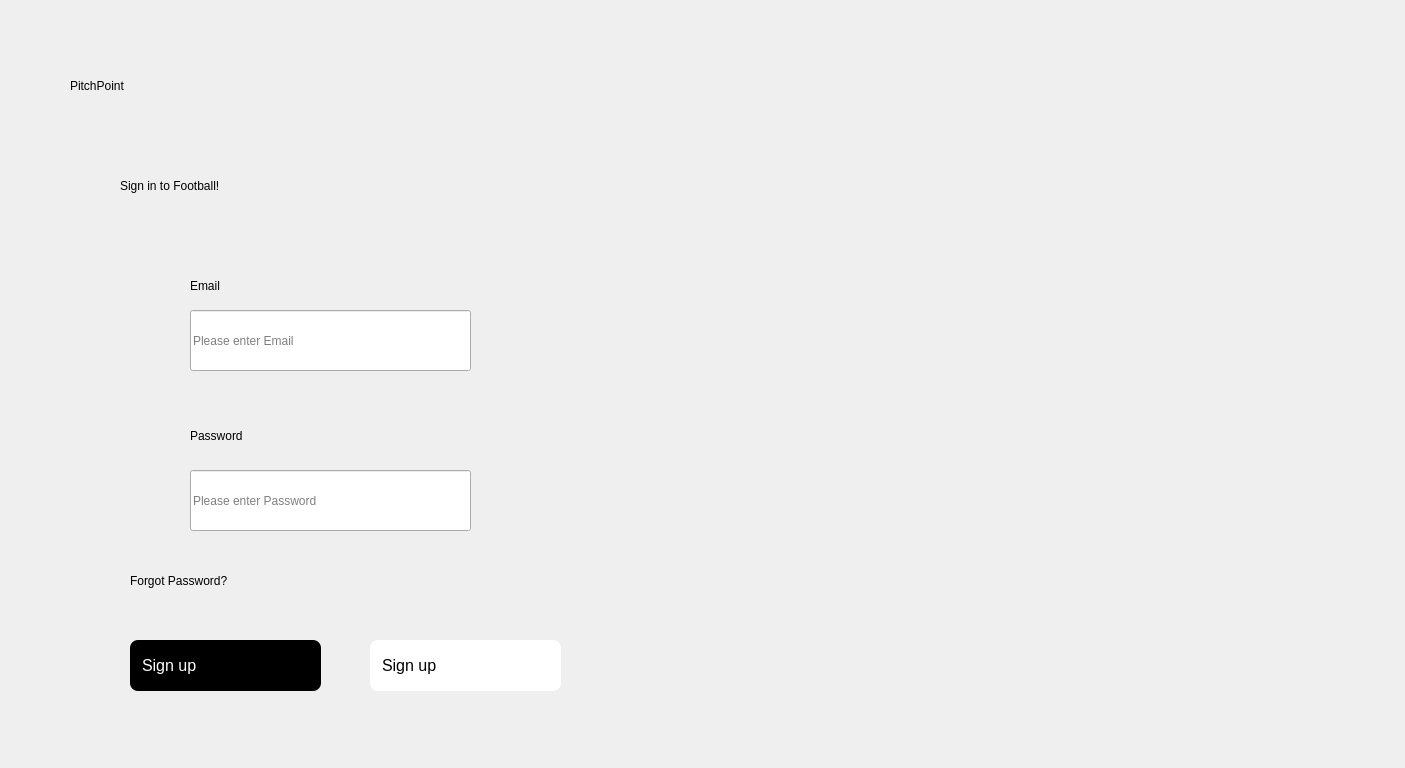
NormalHumanUserName/python-app, file ui/login.ui: the form before one commit.
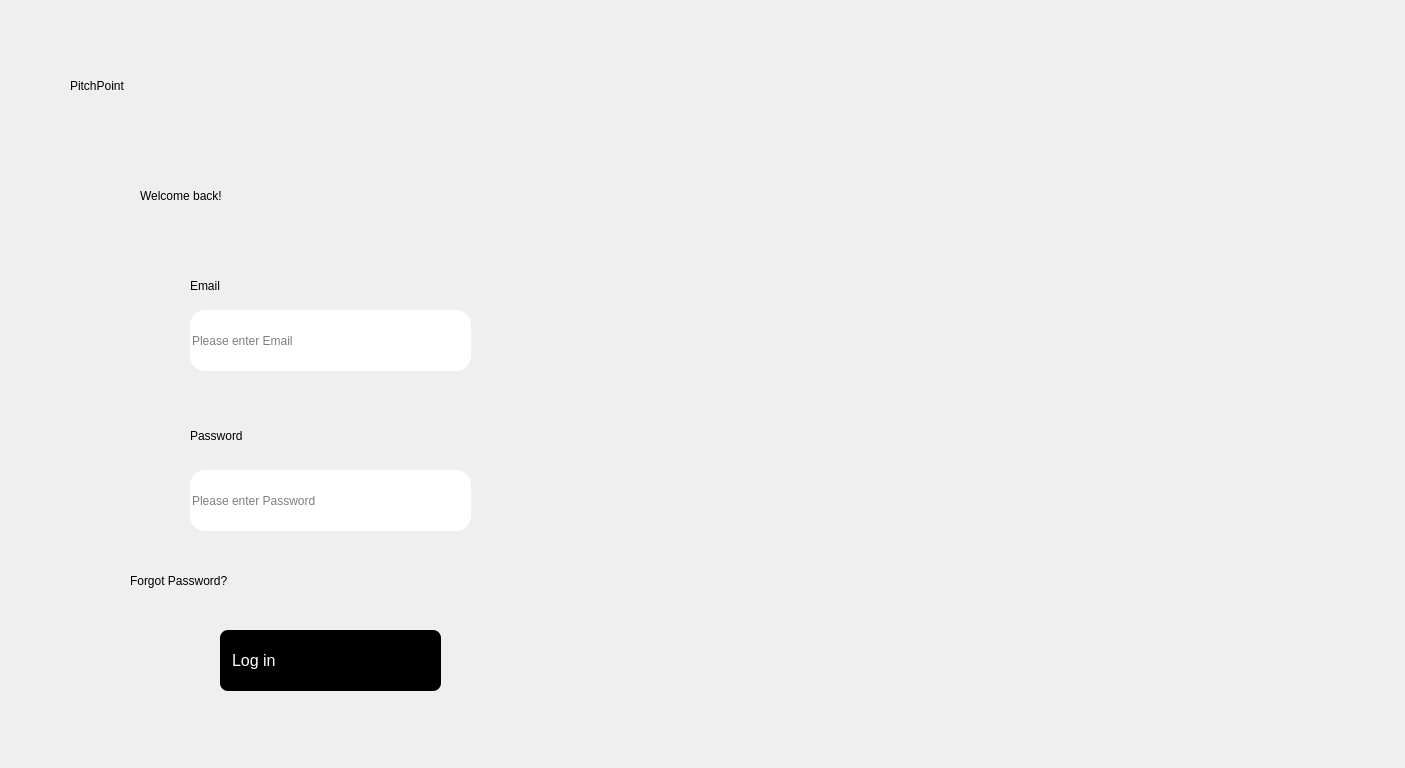
The form after the commit. Icons and pictures are not drawn.

Commit message: login+signup

```diff
--- a/ui/login.ui
+++ b/ui/login.ui
@@ -35,8 +35,8 @@
   <widget class="QLabel" name="label_7">
    <property name="geometry">
     <rect>
-     <x>120</x>
-     <y>140</y>
+     <x>140</x>
+     <y>150</y>
      <width>461</width>
      <height>91</height>
     </rect>
@@ -45,7 +45,7 @@
     <string notr="true">font: 700 30pt &quot;Rockwell&quot;;</string>
    </property>
    <property name="text">
-    <string>Sign in to Football!</string>
+    <string>Welcome back!</string>
    </property>
   </widget>
   <widget class="QLabel" name="label_8">
@@ -90,7 +90,8 @@
     </rect>
    </property>
    <property name="styleSheet">
-    <string notr="true">font: 14pt &quot;Segoe UI&quot;;</string>
+    <string notr="true">font: 14pt &quot;Segoe UI&quot;;
+border-radius: 15px</string>
    </property>
    <property name="text">
     <string/>
@@ -125,7 +126,8 @@
     </rect>
    </property>
    <property name="styleSheet">
-    <string notr="true">font: 14pt &quot;Segoe UI&quot;;</string>
+    <string notr="true">font: 14pt &quot;Segoe UI&quot;;
+border-radius:15px</string>
    </property>
    <property name="text">
     <string/>
@@ -134,37 +136,13 @@
     <string>Please enter Email</string>
    </property>
   </widget>
-  <widget class="QLineEdit" name="lineEdit_8">
-   <property name="geometry">
-    <rect>
-     <x>370</x>
-     <y>640</y>
-     <width>191</width>
-     <height>51</height>
-    </rect>
-   </property>
-   <property name="styleSheet">
-    <string notr="true">    background-color: rgb(255, 255, 255);
-    color: #rgb(0, 0, 0);
-    border: none;
-    border-radius: 8px;
-    padding: 10px;
-    font-size: 16px;</string>
-   </property>
-   <property name="text">
-    <string>Sign up</string>
-   </property>
-   <property name="placeholderText">
-    <string/>
-   </property>
-  </widget>
   <widget class="QLineEdit" name="lineEdit_9">
    <property name="geometry">
     <rect>
-     <x>130</x>
-     <y>640</y>
-     <width>191</width>
-     <height>51</height>
+     <x>220</x>
+     <y>630</y>
+     <width>221</width>
+     <height>61</height>
     </rect>
    </property>
    <property name="styleSheet">
@@ -176,7 +154,7 @@
     font-size: 16px;</string>
    </property>
    <property name="text">
-    <string>Sign up</string>
+    <string>Log in</string>
    </property>
    <property name="placeholderText">
     <string/>
```
The commit also changes 1 other file.
